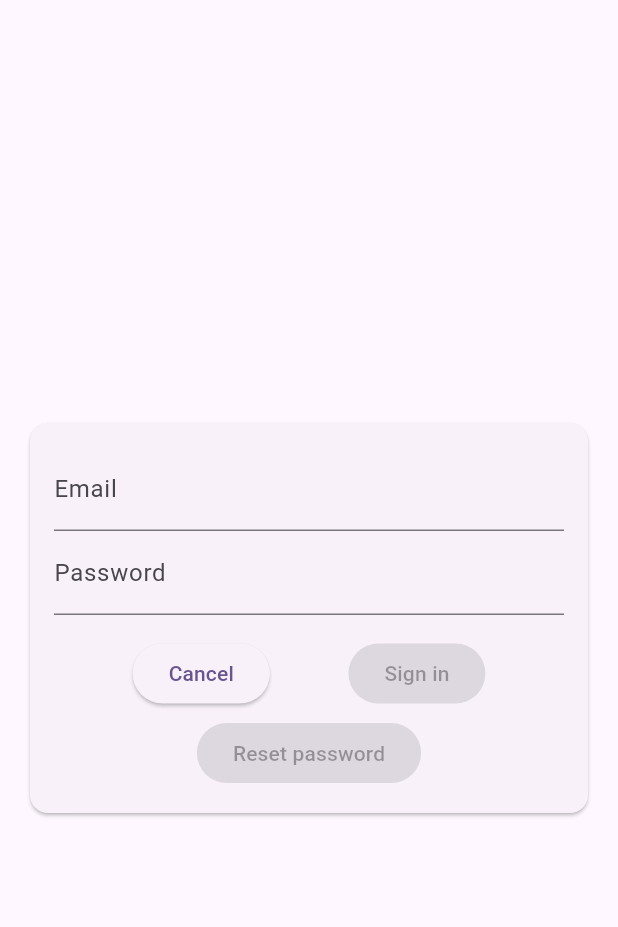
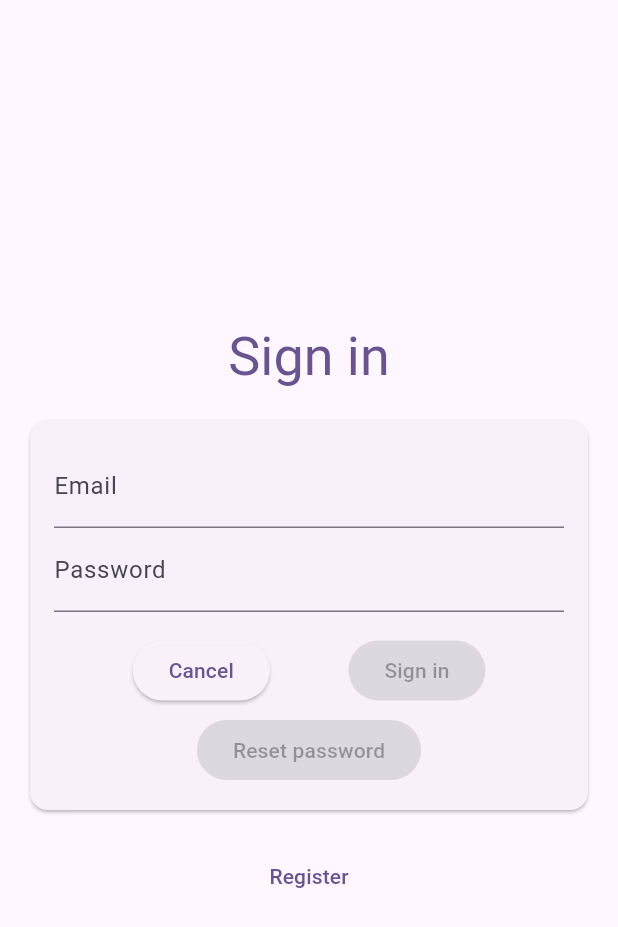
Before and after one commit to ahmedsameha1/nonso, a Flutter app: the screen it shows after launch, after a tap on "Register", after a tap on "Cancel", after a tap on "Sign in", on a phone screen of 412 x 824 dp. Shown: the top 927 px of the screen. Run offline on Flutter 3.47's test engine with Material 3 defaults, Android fonts, the phone set to English and light mode, and no system bars; our stand-ins replace firebase_auth, firebase_core, flutter_bloc, flutter_hooks, freezed_annotation; accounts and stored records are empty.

Commit message:
Password: add register button

```diff
--- a/example/lib/main.dart
+++ b/example/lib/main.dart
@@ -4,6 +4,7 @@ import 'package:firebase_core/firebase_core.dart';
 import 'package:flutter/material.dart';
 import 'package:flutter_bloc/flutter_bloc.dart';
 import 'package:nonso/nonso.dart' as nonso;
+import 'package:nonso/nonso.dart';
 
 void main() async {
   WidgetsFlutterBinding.ensureInitialized();
@@ -55,8 +56,7 @@ class _MyHomePageState extends State<MyHomePage> {
 
   @override
   Widget build(BuildContext context) {
-    // Use FirebaseAuth.instance.currentUser! to get information about the signed in user
-    final userUID = FirebaseAuth.instance.currentUser!.uid;
+    final User currentSignedInUser = context.read<AuthBloc>().state.user!;
     return Scaffold(
       appBar: AppBar(
         backgroundColor: Theme.of(context).colorScheme.inversePrimary,
@@ -67,7 +67,7 @@ class _MyHomePageState extends State<MyHomePage> {
           mainAxisAlignment: MainAxisAlignment.center,
           children: <Widget>[
             const Text('You have pushed the button this many times:'),
-            Text('User UID: $userUID'),
+            Text('User UID: ${currentSignedInUser.uid}'),
             Text(
               '$_counter',
               style: Theme.of(context).textTheme.headlineMedium,
--- a/lib/src/widgets/password.dart
+++ b/lib/src/widgets/password.dart
@@ -2,6 +2,7 @@ import 'package:firebase_auth/firebase_auth.dart';
 import 'package:flutter/material.dart';
 import 'package:flutter_bloc/flutter_bloc.dart';
 import 'package:flutter_hooks/flutter_hooks.dart';
+import 'package:nonso/src/state/auth_events.dart';
 import '../state/auth_bloc.dart';
 import 'package:nonso/l10n/app_localizations.dart';
 
@@ -25,7 +26,21 @@ class Password extends HookWidget {
     return Center(
       child: isAwaiting.value
           ? const CircularProgressIndicator()
-          : Card(
+          : ListView(
+              padding: EdgeInsets.symmetric(vertical: 10),
+              shrinkWrap: true,
+              children: [
+                Center(
+                  child: Text(
+                    AppLocalizations.of(context).nonso_signIn,
+                    textAlign: TextAlign.center,
+                    style: Theme.of(context)
+                        .textTheme
+                        .displaySmall!
+                        .copyWith(color: Theme.of(context).colorScheme.primary),
+                  ),
+                ),
+                Card(
                   margin: const EdgeInsets.all(20),
                   child: SingleChildScrollView(
                     child: Padding(
@@ -40,8 +55,8 @@ class Password extends HookWidget {
                                 controller: emailTextEditingController,
                                 autovalidateMode: AutovalidateMode.onUnfocus,
                                 decoration: InputDecoration(
-                                label: Text(
-                                    AppLocalizations.of(context).nonso_email)),
+                                    label: Text(AppLocalizations.of(context)
+                                        .nonso_email)),
                                 keyboardType: TextInputType.emailAddress,
                                 inputFormatters: [noWhiteSpaceInputFormatter],
                                 autocorrect: false,
@@ -49,7 +64,8 @@ class Password extends HookWidget {
                                 validator: (value) {
                                   final regexp =
                                       RegExp(r"^\S+@\S+$", unicode: true);
-                              if (value == null || !regexp.hasMatch(value)) {
+                                  if (value == null ||
+                                      !regexp.hasMatch(value)) {
                                     return AppLocalizations.of(context)
                                         .nonso_invalidEmail;
                                   }
@@ -76,7 +92,8 @@ class Password extends HookWidget {
                                 textInputAction: TextInputAction.done,
                                 validator: (value) {
                                   if (value == null ||
-                                  value.trim().length < passwordMinimumLength) {
+                                      value.trim().length <
+                                          passwordMinimumLength) {
                                     return AppLocalizations.of(context)
                                         .nonso_passwordValidationError(
                                             passwordMinimumLength);
@@ -99,8 +116,8 @@ class Password extends HookWidget {
                               children: [
                                 ElevatedButton(
                                   onPressed: authBloc.toSignedOut,
-                              child: Text(
-                                  AppLocalizations.of(context).nonso_cancel),
+                                  child: Text(AppLocalizations.of(context)
+                                      .nonso_cancel),
                                 ),
                                 ElevatedButton(
                                   onPressed: !isEmailValid.value ||
@@ -113,25 +130,28 @@ class Password extends HookWidget {
                                           try {
                                             await authBloc
                                                 .signInWithEmailAndPassword(
-                                                emailTextEditingController.text,
+                                                    emailTextEditingController
+                                                        .text,
                                                     passwordTextEditingController
                                                         .text);
                                           } on FirebaseAuthException catch (exception) {
                                             if (context.mounted) {
                                               scaffoldMessenger.showSnackBar(
                                                   SnackBar(
-                                                  content: Text(AppLocalizations
-                                                          .of(context)
+                                                      content: Text(
+                                                          AppLocalizations.of(
+                                                                  context)
                                                               .nonso_failed(
-                                                          exception.code))));
+                                                                  exception
+                                                                      .code))));
                                             }
                                           }
                                           if (context.mounted) {
                                             isAwaiting.value = false;
                                           }
                                         },
-                              child: Text(
-                                  AppLocalizations.of(context).nonso_signIn),
+                                  child: Text(AppLocalizations.of(context)
+                                      .nonso_signIn),
                                 ),
                               ],
                             ),
@@ -160,16 +180,17 @@ class Password extends HookWidget {
                                                   .showSnackBar(SnackBar(
                                                 content: Text(
                                                     AppLocalizations.of(context)
-                                                    .nonso_failed(
-                                                        exception.message ??
+                                                        .nonso_failed(exception
+                                                                .message ??
                                                             exception.code)),
                                               ));
                                             }
                                           }
                                           if (context.mounted) {
-                                        scaffoldMessenger.showSnackBar(SnackBar(
-                                            content: Text(
-                                                AppLocalizations.of(context)
+                                            scaffoldMessenger.showSnackBar(
+                                                SnackBar(
+                                                    content: Text(AppLocalizations
+                                                            .of(context)
                                                         .nonso_resetEmailSent)));
                                           }
                                         },
@@ -182,6 +203,14 @@ class Password extends HookWidget {
                         )),
                   ),
                 ),
+                Center(
+                  child: TextButton(
+                      onPressed: () =>
+                          context.read<AuthBloc>().add(RegisterEvent()),
+                      child: Text(AppLocalizations.of(context).nonso_register)),
+                )
+              ],
+            ),
     );
   }
 }
--- a/pubspec.yaml
+++ b/pubspec.yaml
@@ -1,7 +1,7 @@
 name: nonso
 description: >-
   A package that handles email and password authentication in a Flutter app. It is based on Firebase Authentication.
-version: 0.0.18
+version: 0.0.21
 repository: https://github.com/ahmedsameha1/nonso
 environment:
   sdk: ">=3.0.0 <4.0.0"
```
Also changed, not shown: lib/src/state/auth_bloc.dart (+3 -6 lines), 5 other files. Lines whose indentation alone changed are shown as unchanged.
